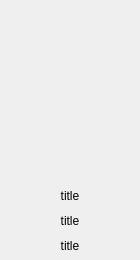
First picture: the form in bookdisplay.ui, repository Frederick-Rive/CS106_LibrarySystem_GroupProject, before the edit.
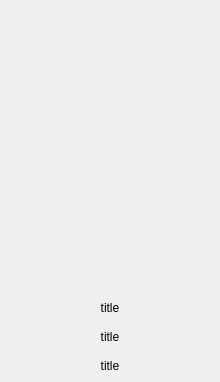
Second picture: the form after the edit.

Diff of the .ui file:
```diff
--- a/bookdisplay.ui
+++ b/bookdisplay.ui
@@ -6,20 +6,20 @@
    <rect>
     <x>0</x>
     <y>0</y>
-    <width>140</width>
-    <height>260</height>
+    <width>220</width>
+    <height>382</height>
    </rect>
   </property>
   <property name="minimumSize">
    <size>
-    <width>140</width>
-    <height>260</height>
+    <width>220</width>
+    <height>350</height>
    </size>
   </property>
   <property name="maximumSize">
    <size>
-    <width>140</width>
-    <height>260</height>
+    <width>220</width>
+    <height>520</height>
    </size>
   </property>
   <property name="windowTitle">
@@ -42,8 +42,14 @@
     <widget class="QLabel" name="cover">
      <property name="minimumSize">
       <size>
-       <width>140</width>
-       <height>180</height>
+       <width>220</width>
+       <height>290</height>
+      </size>
+     </property>
+     <property name="maximumSize">
+      <size>
+       <width>220</width>
+       <height>290</height>
       </size>
      </property>
      <property name="text">
@@ -56,6 +62,24 @@
    </item>
    <item>
     <widget class="QLabel" name="title">
+     <property name="sizePolicy">
+      <sizepolicy hsizetype="Preferred" vsizetype="Preferred">
+       <horstretch>0</horstretch>
+       <verstretch>0</verstretch>
+      </sizepolicy>
+     </property>
+     <property name="minimumSize">
+      <size>
+       <width>20</width>
+       <height>0</height>
+      </size>
+     </property>
+     <property name="maximumSize">
+      <size>
+       <width>16777215</width>
+       <height>16777215</height>
+      </size>
+     </property>
      <property name="text">
       <string>title</string>
      </property>
```
